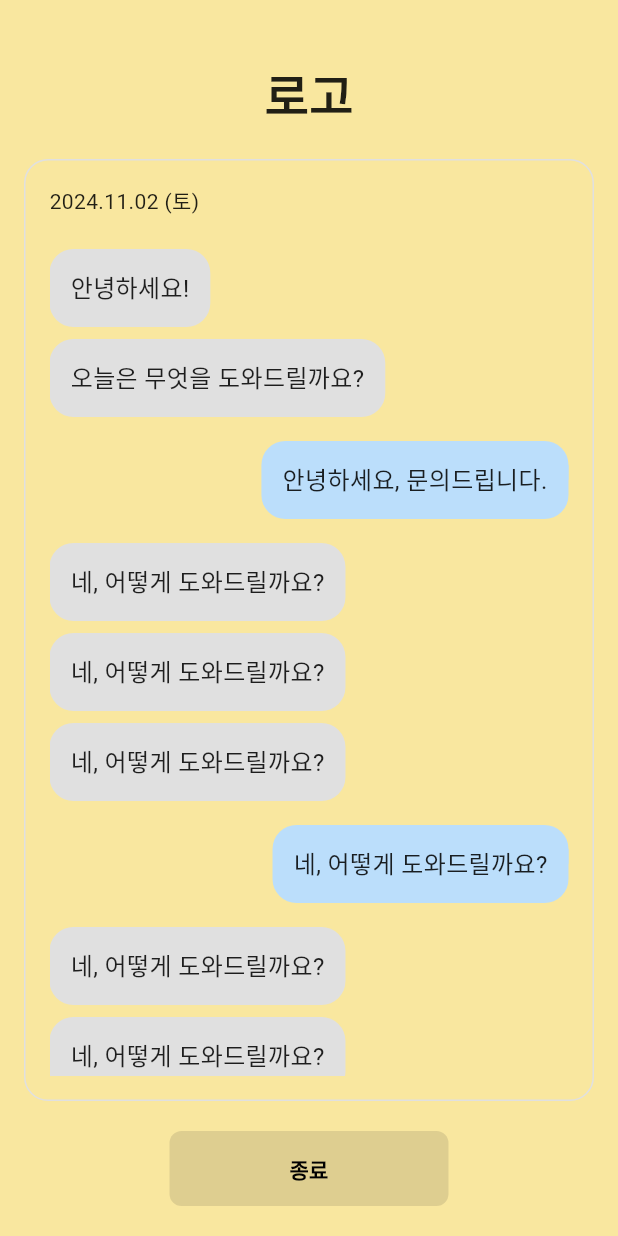
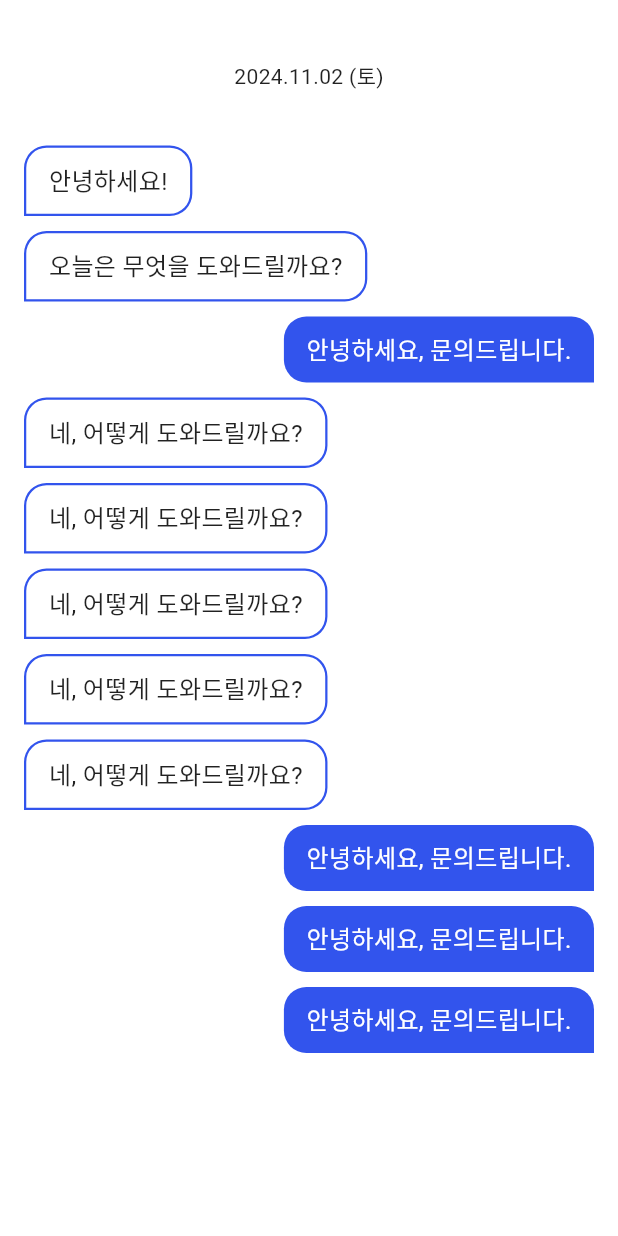
Before and after one commit to 2024-Uni-D/FE, a Flutter app: the ChattingToday screen opened directly, on a phone screen of 412 x 824 dp. Run offline on Flutter 3.47's test engine with Material 3 defaults, Android fonts, the phone set to English and light mode, and no system bars; our stand-ins replace flutter_svg, table_calendar.

Commit message:
Fix: Change Color to BLUE

```diff
--- a/flutter_application_1/lib/screens/chattingToday.dart
+++ b/flutter_application_1/lib/screens/chattingToday.dart
@@ -8,7 +8,7 @@ class ChattingToday extends StatefulWidget {
 }
 
 class _ChattingTodayState extends State<ChattingToday> {
-  // 예시용 메시지 리스트
+  // 예시 채팅 데이터
   List<Map<String, dynamic>> messages = [
     {"text": "안녕하세요!", "isMine": false},
     {"text": "오늘은 무엇을 도와드릴까요?", "isMine": false},
@@ -16,9 +16,11 @@ class _ChattingTodayState extends State<ChattingToday> {
     {"text": "네, 어떻게 도와드릴까요?", "isMine": false},
     {"text": "네, 어떻게 도와드릴까요?", "isMine": false},
     {"text": "네, 어떻게 도와드릴까요?", "isMine": false},
-    {"text": "네, 어떻게 도와드릴까요?", "isMine": true},
     {"text": "네, 어떻게 도와드릴까요?", "isMine": false},
     {"text": "네, 어떻게 도와드릴까요?", "isMine": false},
+    {"text": "안녕하세요, 문의드립니다.", "isMine": true},
+    {"text": "안녕하세요, 문의드립니다.", "isMine": true},
+    {"text": "안녕하세요, 문의드립니다.", "isMine": true},
   ];
 
   // 오늘 날짜를 가져오는 함수
@@ -31,32 +33,10 @@ class _ChattingTodayState extends State<ChattingToday> {
   @override
   Widget build(BuildContext context) {
     return Scaffold(
-      backgroundColor: Color(0xFFF9E79F),
-      body: Center(
-        child: Column(
+      backgroundColor: Colors.white,
+      body: Column(
         children: [
           SizedBox(height: 40),
-            Text(
-              '로고',
-              style: TextStyle(
-                fontSize: 32,
-                fontWeight: FontWeight.bold,
-                color: Colors.black87,
-              ),
-            ),
-            SizedBox(height: 20),
-            Expanded(
-              child: Container(
-                margin: EdgeInsets.symmetric(horizontal: 16),
-                padding: EdgeInsets.all(16),
-                decoration: BoxDecoration(
-                  color: Color(0xFFF9E79F),
-                  borderRadius: BorderRadius.circular(16),
-                  border: Border.all(color: Colors.grey.shade300),
-                ),
-                child: Column(
-                  crossAxisAlignment: CrossAxisAlignment.start,
-                  children: [
           Text(
             getCurrentDate(),
             style: TextStyle(
@@ -64,45 +44,45 @@ class _ChattingTodayState extends State<ChattingToday> {
               fontSize: 14,
             ),
           ),
-                    SizedBox(height: 10),
+          SizedBox(height: 20),
           Expanded(
             child: ListView.builder(
+              padding: EdgeInsets.symmetric(horizontal: 16, vertical: 16),
               itemCount: messages.length,
               itemBuilder: (context, index) {
                 final message = messages[index];
-                          final bool isSameSender = index > 0 &&
-                              messages[index - 1]["isMine"] ==
-                                  message["isMine"];
-
-                          return Padding(
-                            padding: EdgeInsets.only(
-                              top: isSameSender ? 4.0 : 12.0, // 간격 조절
-                              bottom: 4.0,
+                final bool isMine = message["isMine"];
+                return Align(
+                  alignment:
+                      isMine ? Alignment.centerRight : Alignment.centerLeft,
+                  child: Container(
+                    padding: EdgeInsets.symmetric(vertical: 10, horizontal: 15),
+                    margin: EdgeInsets.only(
+                      bottom: 10,
+                      left: isMine ? 50 : 0,
+                      right: isMine ? 0 : 50,
                     ),
-                            child: Align(
-                              alignment: message["isMine"]
-                                  ? Alignment.centerRight
-                                  : Alignment.centerLeft,
-                              child: CustomPaint(
-                                painter: ChatBubblePainter(
-                                  color: message["isMine"]
-                                      ? Colors.blue[100]!
-                                      : Colors.grey[300]!,
-                                  alignment: message["isMine"]
-                                      ? Alignment.centerRight
-                                      : Alignment.centerLeft,
+                    decoration: BoxDecoration(
+                      color: isMine ? Color(0xFF3254ED) : Colors.white,
+                      borderRadius: BorderRadius.only(
+                        topLeft: Radius.circular(15),
+                        topRight: Radius.circular(15),
+                        bottomLeft:
+                            isMine ? Radius.circular(15) : Radius.circular(0),
+                        bottomRight:
+                            isMine ? Radius.circular(0) : Radius.circular(15),
                       ),
-                                child: Container(
-                                  margin: EdgeInsets.symmetric(vertical: 4),
-                                  padding: EdgeInsets.symmetric(
-                                      vertical: 10, horizontal: 14),
+                      border: isMine
+                          ? null
+                          : Border.all(
+                              color: Color(0xFF3254ED),
+                              width: 1.5), // 회색 말풍선 테두리 추가
+                    ),
                     child: Text(
                       message["text"],
                       style: TextStyle(
-                                      color: Colors.black87,
+                        color: isMine ? Colors.white : Colors.black87,
                         fontSize: 16,
-                                    ),
-                                  ),
                       ),
                     ),
                   ),
@@ -110,69 +90,10 @@ class _ChattingTodayState extends State<ChattingToday> {
               },
             ),
           ),
+          SizedBox(height: 100), // 네비게이션 바가 들어갈 공간 확보
         ],
       ),
-              ),
-            ),
-            SizedBox(height: 20),
-            ElevatedButton(
-              onPressed: null,
-              style: ElevatedButton.styleFrom(
-                backgroundColor: Color(0xFFE2C86E),
-                padding: EdgeInsets.symmetric(horizontal: 80, vertical: 15),
-                shape: RoundedRectangleBorder(
-                  borderRadius: BorderRadius.circular(8.0),
-                ),
-              ),
-              child: Text(
-                '종료',
-                style: TextStyle(
-                  color: Colors.black,
-                  fontWeight: FontWeight.bold,
-                ),
-              ),
-            ),
-            SizedBox(height: 20),
-          ],
-        ),
-      ),
     );
-  }
-}
-
-class ChatBubblePainter extends CustomPainter {
-  final Color color;
-  final Alignment alignment;
-
-  ChatBubblePainter({required this.color, required this.alignment});
-
-  @override
-  void paint(Canvas canvas, Size size) {
-    final paint = Paint()..color = color;
-    final rrect = RRect.fromRectAndRadius(
-      Rect.fromLTWH(0, 0, size.width, size.height),
-      Radius.circular(16),
-    );
-    canvas.drawRRect(rrect, paint);
-
-    // 뾰족한 부분 그리기
-    final path = Path();
-    if (alignment == Alignment.centerRight) {
-      path.moveTo(size.width, size.height / 2);
-      path.lineTo(size.width + 10, size.height / 2 - 5);
-      path.lineTo(size.width, size.height / 2 - 10);
-    } else {
-      path.moveTo(0, size.height / 2);
-      path.lineTo(-10, size.height / 2 - 5);
-      path.lineTo(0, size.height / 2 - 10);
-    }
-    path.close();
-    canvas.drawPath(path, paint);
-  }
-
-  @override
-  bool shouldRepaint(ChatBubblePainter oldDelegate) {
-    return color != oldDelegate.color || alignment != oldDelegate.alignment;
   }
 }
 
```
Also changed, not shown: flutter_application_1/lib/screens/Q1.dart (+13 -10 lines), flutter_application_1/lib/screens/Q2.dart (+39 -27 lines), flutter_application_1/lib/screens/Q3.dart (+8 -17 lines), flutter_application_1/lib/screens/join_start.dart (+29 -73 lines), flutter_application_1/lib/screens/login_start.dart (+14 -8 lines), flutter_application_1/lib/screens/today_Diary.dart (+5 -3 lines), flutter_application_1/assets/icon/book.svg (added), flutter_application_1/assets/icon/film.svg (added), flutter_application_1/assets/icon/music.svg (added), flutter_application_1/assets/icon/picture.svg (added). Lines whose indentation alone changed are shown as unchanged.
